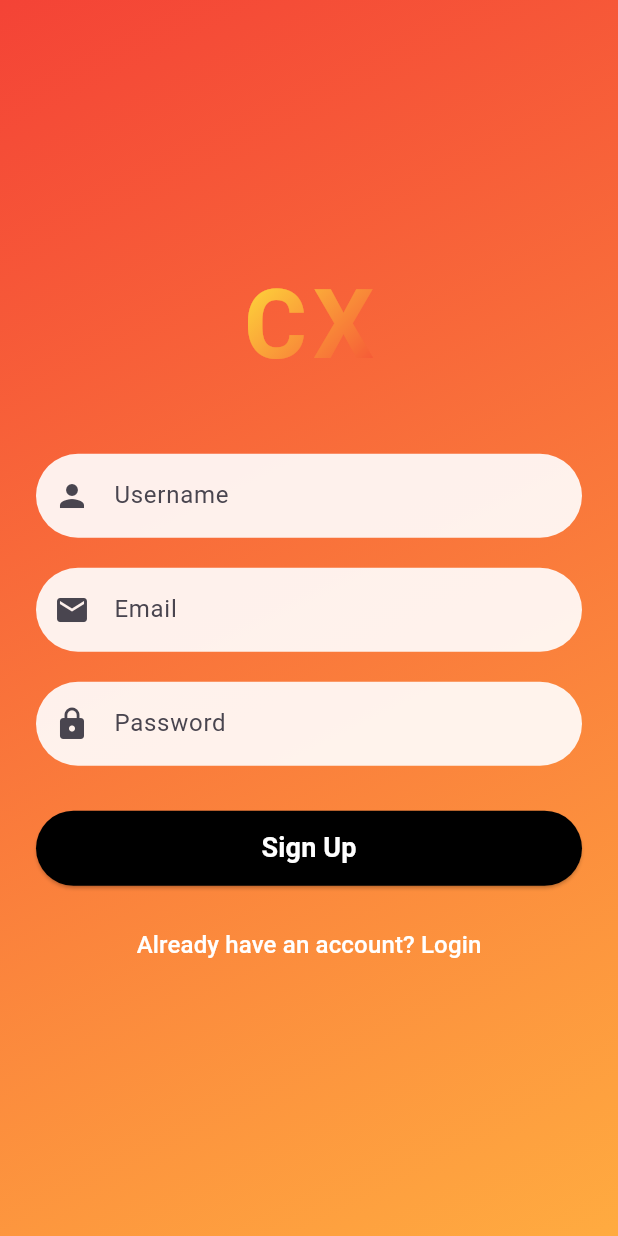
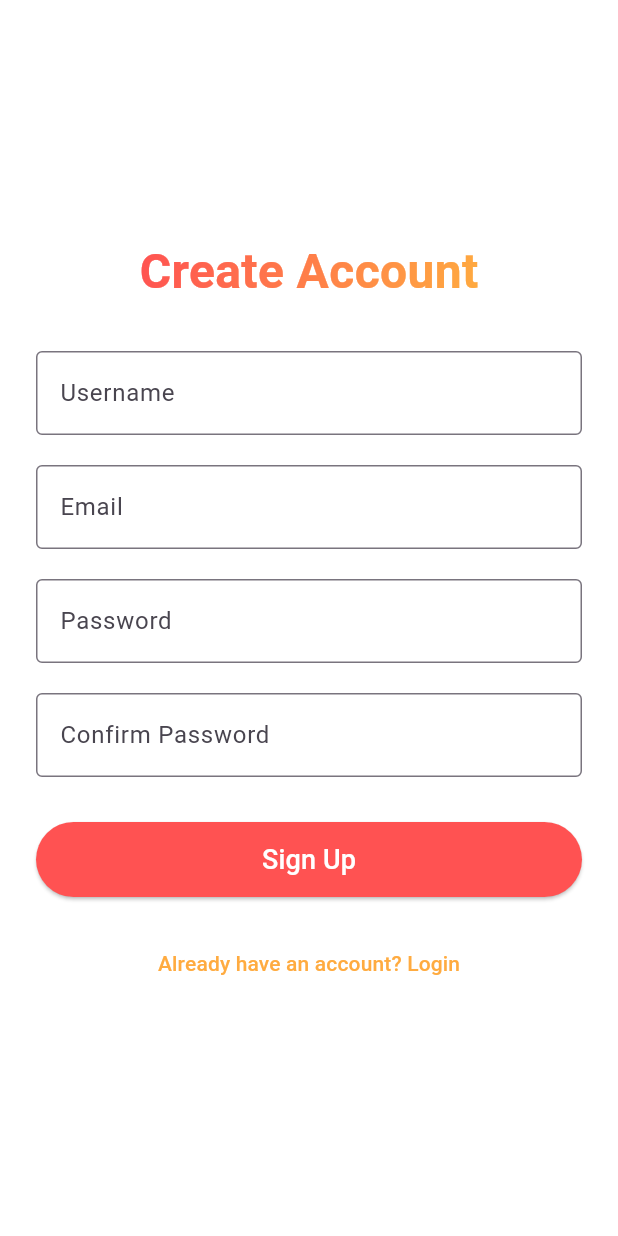
Before and after one commit to mayurnayaksp-cmd/coax-flutter-starter, a Flutter app: the SignupScreen screen opened directly, on a phone screen of 412 x 824 dp. Run offline on Flutter 3.47's test engine with Material 3 defaults, Android fonts, the phone set to English and light mode, and no system bars; our stand-ins replace image_picker; statements that could not run were skipped.

Commit message:
Update signup_screen.dart

```diff
--- a/lib/signup_screen.dart
+++ b/lib/signup_screen.dart
@@ -1,133 +1,112 @@
 import 'package:flutter/material.dart';
-import 'login_screen.dart';
-import 'home_screen.dart';
+import '../main.dart'; // for MainNavigation
 
-class SignupScreen extends StatelessWidget {
+class SignupScreen extends StatefulWidget {
   const SignupScreen({super.key});
+
+  @override
+  State<SignupScreen> createState() => _SignupScreenState();
+}
+
+class _SignupScreenState extends State<SignupScreen> {
+  final TextEditingController _usernameController = TextEditingController();
+  final TextEditingController _emailController = TextEditingController();
+  final TextEditingController _passwordController = TextEditingController();
+  final TextEditingController _confirmPasswordController = TextEditingController();
+
+  void _signup() {
+    // For now: just go to MainNavigation
+    Navigator.pushReplacement(
+      context,
+      MaterialPageRoute(builder: (context) => const MainNavigation()),
+    );
+  }
 
   @override
   Widget build(BuildContext context) {
     return Scaffold(
-      body: Container(
-        decoration: const BoxDecoration(
-          gradient: LinearGradient(
-            colors: [Colors.red, Colors.orangeAccent],
-            begin: Alignment.topLeft,
-            end: Alignment.bottomRight,
-          ),
-        ),
-        child: Center(
+      body: Center(
         child: SingleChildScrollView(
           padding: const EdgeInsets.all(24.0),
           child: Column(
             mainAxisAlignment: MainAxisAlignment.center,
             children: [
-                // App logo
               ShaderMask(
                 shaderCallback: (bounds) => const LinearGradient(
-                    colors: [Colors.yellow, Colors.red],
+                  colors: [Colors.redAccent, Colors.orangeAccent],
                   begin: Alignment.topLeft,
                   end: Alignment.bottomRight,
                 ).createShader(bounds),
                 child: const Text(
-                    "CX",
+                  "Create Account",
                   style: TextStyle(
-                      fontSize: 64,
+                    fontSize: 32,
                     fontWeight: FontWeight.bold,
-                      color: Colors.white,
-                      letterSpacing: 4,
-                    ),
-                  ),
-                ),
-                const SizedBox(height: 40),
-
-                // Username field
-                TextField(
-                  decoration: InputDecoration(
-                    filled: true,
-                    fillColor: Colors.white.withOpacity(0.9),
-                    hintText: "Username",
-                    prefixIcon: const Icon(Icons.person),
-                    border: OutlineInputBorder(
-                      borderRadius: BorderRadius.circular(30),
-                      borderSide: BorderSide.none,
-                    ),
-                  ),
-                ),
-                const SizedBox(height: 20),
-
-                // Email field
-                TextField(
-                  decoration: InputDecoration(
-                    filled: true,
-                    fillColor: Colors.white.withOpacity(0.9),
-                    hintText: "Email",
-                    prefixIcon: const Icon(Icons.email),
-                    border: OutlineInputBorder(
-                      borderRadius: BorderRadius.circular(30),
-                      borderSide: BorderSide.none,
-                    ),
-                  ),
-                ),
-                const SizedBox(height: 20),
-
-                // Password field
-                TextField(
-                  obscureText: true,
-                  decoration: InputDecoration(
-                    filled: true,
-                    fillColor: Colors.white.withOpacity(0.9),
-                    hintText: "Password",
-                    prefixIcon: const Icon(Icons.lock),
-                    border: OutlineInputBorder(
-                      borderRadius: BorderRadius.circular(30),
-                      borderSide: BorderSide.none,
+                    color: Colors.white, // masked by gradient
                   ),
                 ),
               ),
               const SizedBox(height: 30),
-
-                // Sign up button
+              TextField(
+                controller: _usernameController,
+                decoration: const InputDecoration(
+                  labelText: "Username",
+                  border: OutlineInputBorder(),
+                ),
+              ),
+              const SizedBox(height: 20),
+              TextField(
+                controller: _emailController,
+                decoration: const InputDecoration(
+                  labelText: "Email",
+                  border: OutlineInputBorder(),
+                ),
+              ),
+              const SizedBox(height: 20),
+              TextField(
+                controller: _passwordController,
+                decoration: const InputDecoration(
+                  labelText: "Password",
+                  border: OutlineInputBorder(),
+                ),
+                obscureText: true,
+              ),
+              const SizedBox(height: 20),
+              TextField(
+                controller: _confirmPasswordController,
+                decoration: const InputDecoration(
+                  labelText: "Confirm Password",
+                  border: OutlineInputBorder(),
+                ),
+                obscureText: true,
+              ),
+              const SizedBox(height: 30),
               ElevatedButton(
-                  onPressed: () {
-                    Navigator.pushReplacement(
-                      context,
-                      MaterialPageRoute(builder: (context) => const HomeScreen()),
-                    );
-                  },
+                onPressed: _signup,
                 style: ElevatedButton.styleFrom(
-                    backgroundColor: Colors.black,
+                  backgroundColor: Colors.redAccent,
                   foregroundColor: Colors.white,
                   minimumSize: const Size(double.infinity, 50),
-                    shape: RoundedRectangleBorder(
-                      borderRadius: BorderRadius.circular(30),
-                    ),
                 ),
                 child: const Text(
                   "Sign Up",
-                    style: TextStyle(fontSize: 18, fontWeight: FontWeight.bold),
+                  style: TextStyle(fontSize: 18),
                 ),
               ),
-                const SizedBox(height: 15),
-
-                // Login link
+              const SizedBox(height: 20),
               TextButton(
                 onPressed: () {
-                    Navigator.pushReplacement(
-                      context,
-                      MaterialPageRoute(builder: (context) => const LoginScreen()),
-                    );
+                  Navigator.pop(context); // back to login
                 },
                 child: const Text(
                   "Already have an account? Login",
-                    style: TextStyle(color: Colors.white, fontSize: 16),
+                  style: TextStyle(color: Colors.orangeAccent),
                 ),
               ),
             ],
           ),
         ),
       ),
-      ),
     );
   }
 }
```
Lines whose indentation alone changed are shown as unchanged.
